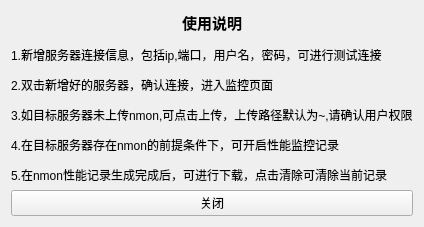
First picture: the form in hello_world/linx_monitor/gui/user_helper.ui, repository WatsonJay/python_test, before the edit.
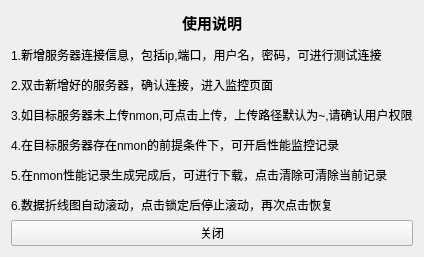
Second picture: the form after the edit.

Commit message: 页面优化

```diff
--- a/hello_world/linx_monitor/gui/user_helper.ui
+++ b/hello_world/linx_monitor/gui/user_helper.ui
@@ -17,7 +17,7 @@
    <item>
     <widget class="QLabel" name="label">
      <property name="text">
-      <string>&lt;html&gt;&lt;head/&gt;&lt;body&gt;&lt;p align=&quot;center&quot;&gt;&lt;span style=&quot; font-size:11pt; font-weight:600;&quot;&gt;使用说明&lt;/span&gt;&lt;/p&gt;&lt;p&gt;1.新增服务器连接信息，包括ip,端口，用户名，密码，可进行测试连接&lt;/p&gt;&lt;p&gt;2.双击新增好的服务器，确认连接，进入监控页面&lt;/p&gt;&lt;p&gt;3.如目标服务器未上传nmon,可点击上传，上传路径默认为~,请确认用户权限&lt;/p&gt;&lt;p&gt;4.在目标服务器存在nmon的前提条件下，可开启性能监控记录&lt;/p&gt;&lt;p&gt;5.在nmon性能记录生成完成后，可进行下载，点击清除可清除当前记录&lt;/p&gt;&lt;/body&gt;&lt;/html&gt;</string>
+      <string>&lt;html&gt;&lt;head/&gt;&lt;body&gt;&lt;p align=&quot;center&quot;&gt;&lt;span style=&quot; font-size:11pt; font-weight:600;&quot;&gt;使用说明&lt;/span&gt;&lt;/p&gt;&lt;p&gt;1.新增服务器连接信息，包括ip,端口，用户名，密码，可进行测试连接&lt;/p&gt;&lt;p&gt;2.双击新增好的服务器，确认连接，进入监控页面&lt;/p&gt;&lt;p&gt;3.如目标服务器未上传nmon,可点击上传，上传路径默认为~,请确认用户权限&lt;/p&gt;&lt;p&gt;4.在目标服务器存在nmon的前提条件下，可开启性能监控记录&lt;/p&gt;&lt;p&gt;5.在nmon性能记录生成完成后，可进行下载，点击清除可清除当前记录&lt;/p&gt;&lt;p&gt;6.数据折线图自动滚动，点击锁定后停止滚动，再次点击恢复&lt;/p&gt;&lt;/body&gt;&lt;/html&gt;</string>
      </property>
     </widget>
    </item>
```
The commit also changes 9 other files.
